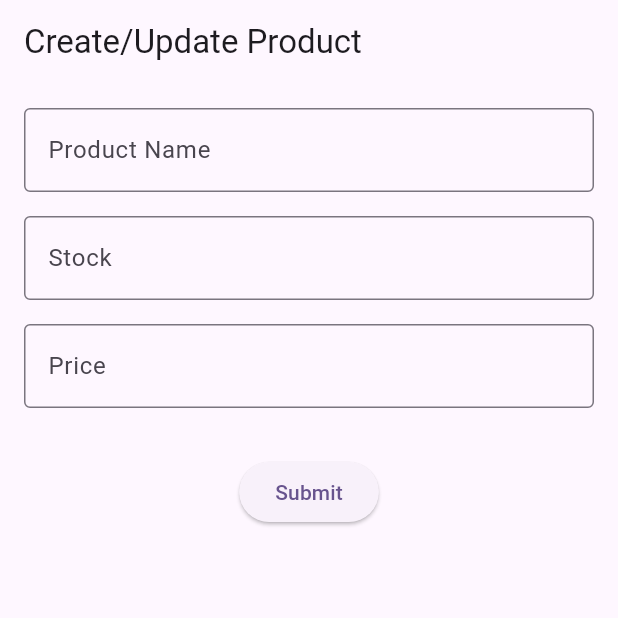
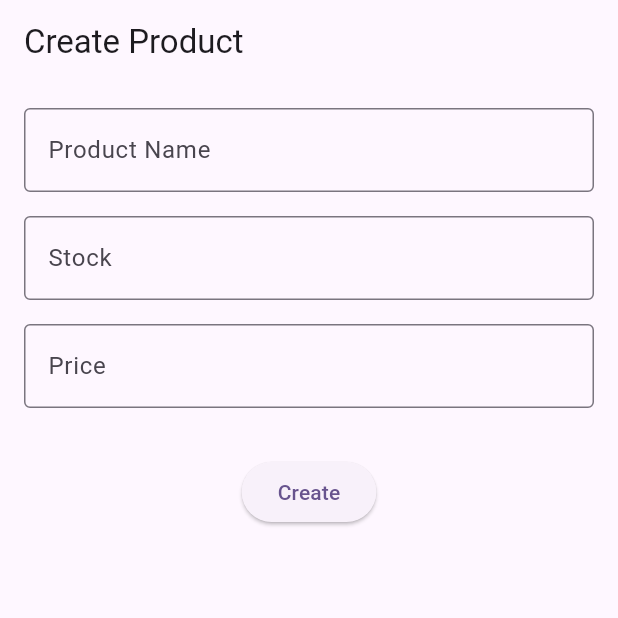
Before and after one commit to AlexanderDSG/Proyecto_app_movil_flutter, a Flutter app: the CreateUpdateView screen opened by its route, on a phone screen of 412 x 824 dp, the top half of it. Run offline on Flutter 3.47's test engine with Material 3 defaults, Android fonts, the phone set to English and light mode, and no system bars; our stand-ins replace go_router; network calls fail.

Commit message:
Update Createview

```diff
--- a/lib/views/create_update_view.dart
+++ b/lib/views/create_update_view.dart
@@ -8,7 +8,7 @@ class CreateUpdateView extends StatelessWidget {
 
     return Scaffold(
       appBar: AppBar(
-        title: const Text('Create/Update Product'),
+        title: const Text('Create Product'),
       ),
       body: Padding(
         padding: const EdgeInsets.all(16.0),
@@ -42,7 +42,7 @@ class CreateUpdateView extends StatelessWidget {
                 onPressed: () {
                   // Acción del botón
                 },
-                child: const Text('Submit'),
+                child: const Text('Create'),
               ),
             ],
           ),
```
